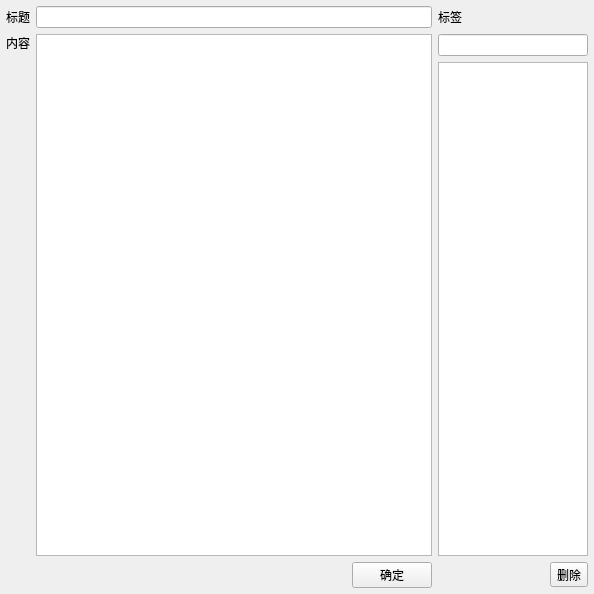
First picture: the form in Raca/AddDialog.ui, repository SkyD666/Raca, before the edit.
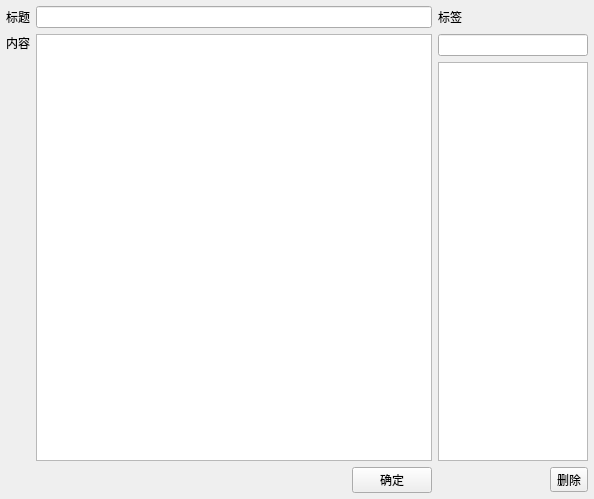
Second picture: the form after the edit. Icons and pictures are not drawn.

```diff
--- a/Raca/AddDialog.ui
+++ b/Raca/AddDialog.ui
@@ -7,7 +7,7 @@
     <x>0</x>
     <y>0</y>
     <width>594</width>
-    <height>594</height>
+    <height>499</height>
    </rect>
   </property>
   <property name="windowTitle">
```
Left out of the diff: 8 changed lines with no effect on the pictures.
